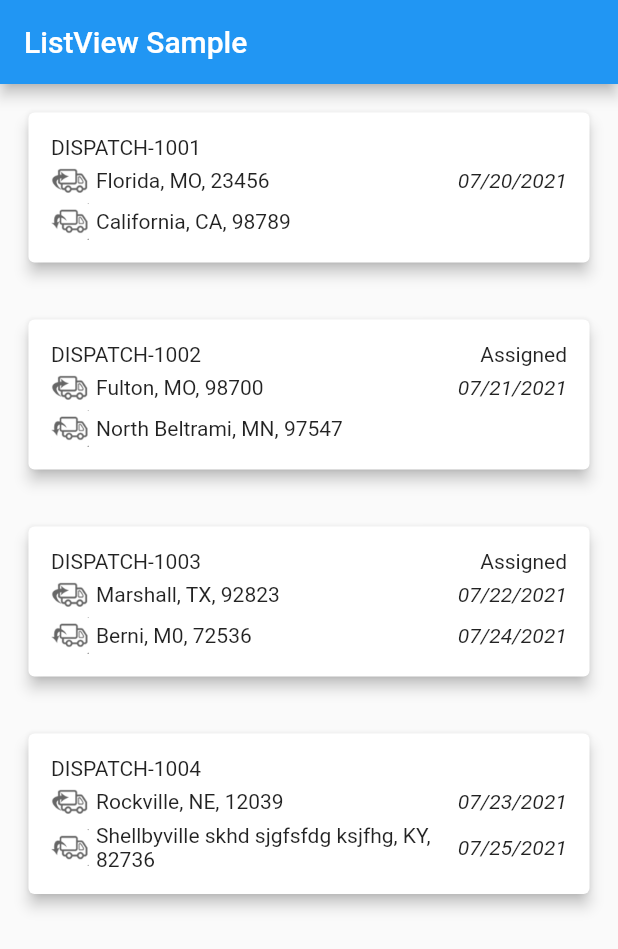
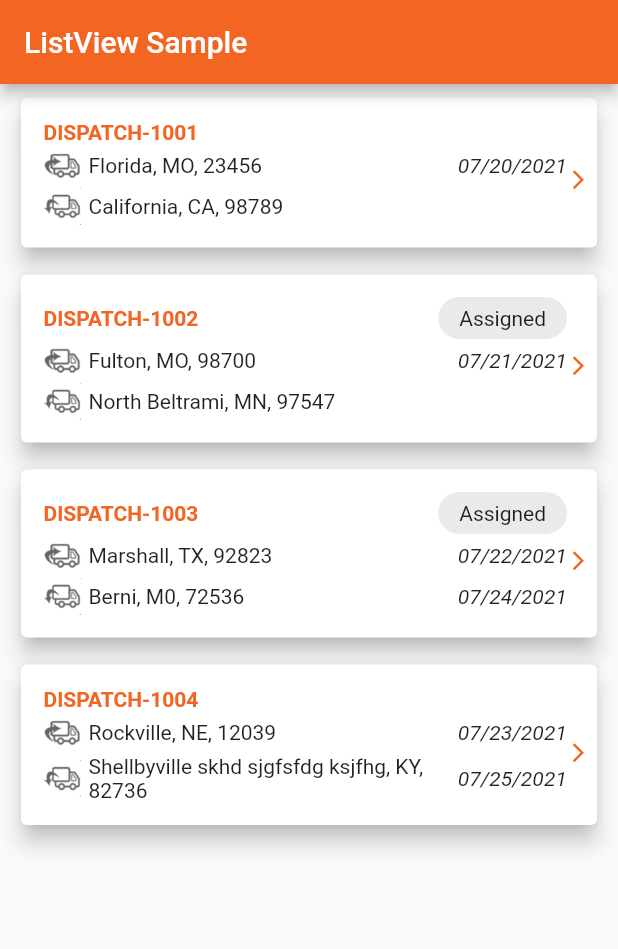
Before and after one commit to Sharmila31/list_view_sample, a Flutter app: the screen it shows after launch, on a phone screen of 412 x 824 dp. Shown: the top 949 px of the screen. Run offline on Flutter 3.47's test engine with Material 2 defaults, Android fonts, the phone set to English and light mode, and no system bars.

Commit message:
Design changes done

```diff
--- /dev/null
+++ b/lib/MyThemeData.dart
@@ -0,0 +1,13 @@
+import 'package:flutter/material.dart';
+
+class MyThemeData
+{
+  static const PrimaryColor =  Color(0xFFf26522);
+  static const StatusBarColor =  Color(0xFFff7737);
+  static const PrimaryDarkColor =  Color(0xFFff5450);
+  static const ErrorColor =  Color(0xFFE04F5F);
+  static const FieldTextColor =  Color(0xFF333333);
+  static const LabelTextColor =  Color(0xFFA9A9A9);
+  static const GreyBackgroundColor =  Color(0xFFEAEAEA);
+
+}
--- a/lib/main.dart
+++ b/lib/main.dart
@@ -1,10 +1,15 @@
 import 'package:flutter/cupertino.dart';
 import 'package:flutter/material.dart';
 import 'Dispatch.dart';
+import 'MyThemeData.dart';
+import 'package:flutter/services.dart';
 
 void main() {
   runApp(MaterialApp(
     home: BaseWidget(),
+    theme: ThemeData(
+      primaryColor: MyThemeData.PrimaryColor,
+    ),
   ));
 }
 
@@ -29,19 +34,25 @@ class BaseWidget extends StatelessWidget {
 
   @override
   Widget build(BuildContext context) {
+    setSystemBarTheme();
+
     return Scaffold(
       appBar: AppBar(
         title: Text('ListView Sample'),
+        brightness: Brightness.dark,
       ),
       body: ListView.builder(
         itemCount: dispatchList.length,
         itemBuilder: (context, index) {
           return Container(
-            margin: EdgeInsets.all(15),
+            margin: EdgeInsets.symmetric(vertical: 5, horizontal: 10),
             child: Card(
-              elevation: 4,
+              elevation: 6,
               child: Padding(
                 padding: EdgeInsets.all(15),
+                child: Row(
+                  children: [
+                    Expanded(
                       child: Column(
                         children: [
                           Row(
@@ -50,11 +61,30 @@ class BaseWidget extends StatelessWidget {
                               Expanded(
                                 child: Text(
                                   dispatchList[index].DispatchNumber,
+                                  style: TextStyle(
+                                    color: MyThemeData.PrimaryColor,
+                                    fontWeight: FontWeight.bold,
+                                  ),
                                 ),
                               ),
                               if (dispatchList[index].Status != null)
-                          Text(dispatchList[index].Status!),
+                                Container(
+                                  decoration: BoxDecoration(
+                                    color: MyThemeData.GreyBackgroundColor,
+                                    borderRadius: BorderRadius.all(
+                                      Radius.circular(20.0),
+                                    ),
+                                    border: Border.all(
+                                      color: MyThemeData.GreyBackgroundColor,
+                                    ),
+                                  ),
+                                  child: Container(
+                                    margin: EdgeInsets.symmetric(horizontal: 8),
+                                    padding: const EdgeInsets.all(5.0),
+                                    child: Text(dispatchList[index].Status!),
                                     //nullable check as Status is declared as final
+                                  ),
+                                ),
                             ],
                           ),
                           SizedBox(
@@ -66,7 +96,8 @@ class BaseWidget extends StatelessWidget {
                               Container(
                                 width: 25,
                                 height: 25,
-                          child: Image.asset('assets/images/pick_up_img.png'),
+                                child: Image.asset(
+                                    'assets/images/pick_up_img.png'),
                               ),
                               SizedBox(
                                 width: 5,
@@ -88,7 +119,8 @@ class BaseWidget extends StatelessWidget {
                               Container(
                                 width: 25,
                                 height: 25,
-                          child: Image.asset('assets/images/delivery_img.png'),
+                                child: Image.asset(
+                                    'assets/images/delivery_img.png'),
                               ),
                               SizedBox(
                                 width: 5,
@@ -111,6 +143,19 @@ class BaseWidget extends StatelessWidget {
                         ],
                       ),
                     ),
+                    Container(
+                        width: 5,
+                        height: 5,
+                        alignment: Alignment.centerRight,
+                        child: Icon(
+                          Icons.arrow_forward_ios,
+                          color: MyThemeData.PrimaryColor,
+                          size: 15,
+                        ),
+                    ),
+                  ],
+                ),
+              ),
             ),
           );
         },
@@ -118,3 +163,11 @@ class BaseWidget extends StatelessWidget {
     );
   }
 }
+
+void setSystemBarTheme() {
+  SystemChrome.setSystemUIOverlayStyle(SystemUiOverlayStyle(
+    systemNavigationBarColor: MyThemeData.StatusBarColor,
+    // navigation bar color
+    statusBarColor: MyThemeData.StatusBarColor, // status bar color
+  ));
+}
```
Lines whose indentation alone changed are shown as unchanged.
